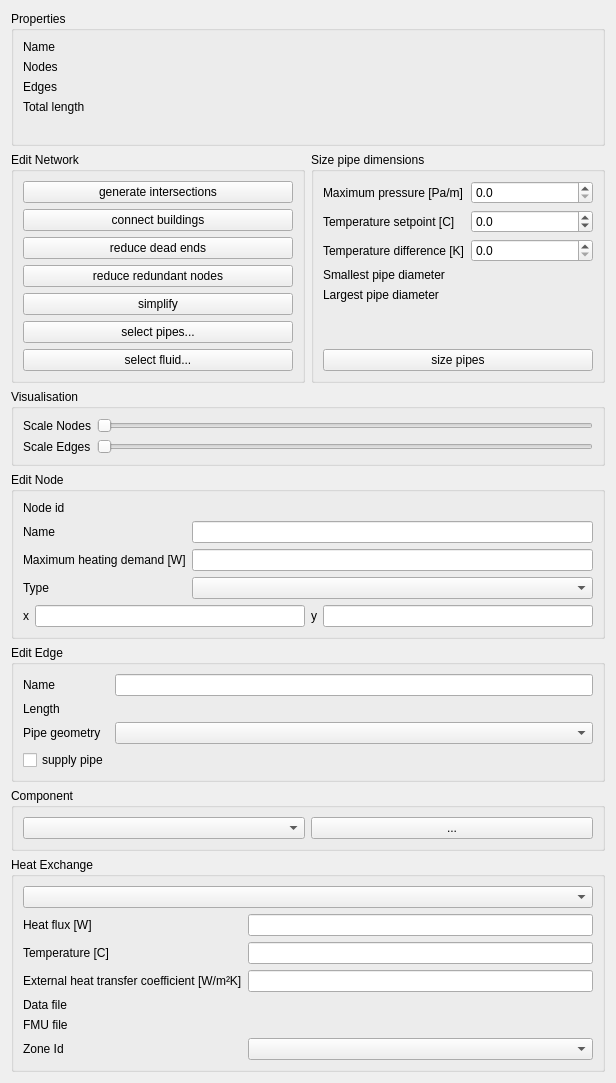
First picture: the form in SIM-VICUS/src/SVPropNetworkEditWidget.ui, repository ghorwin/SIM-VICUS, before the edit.
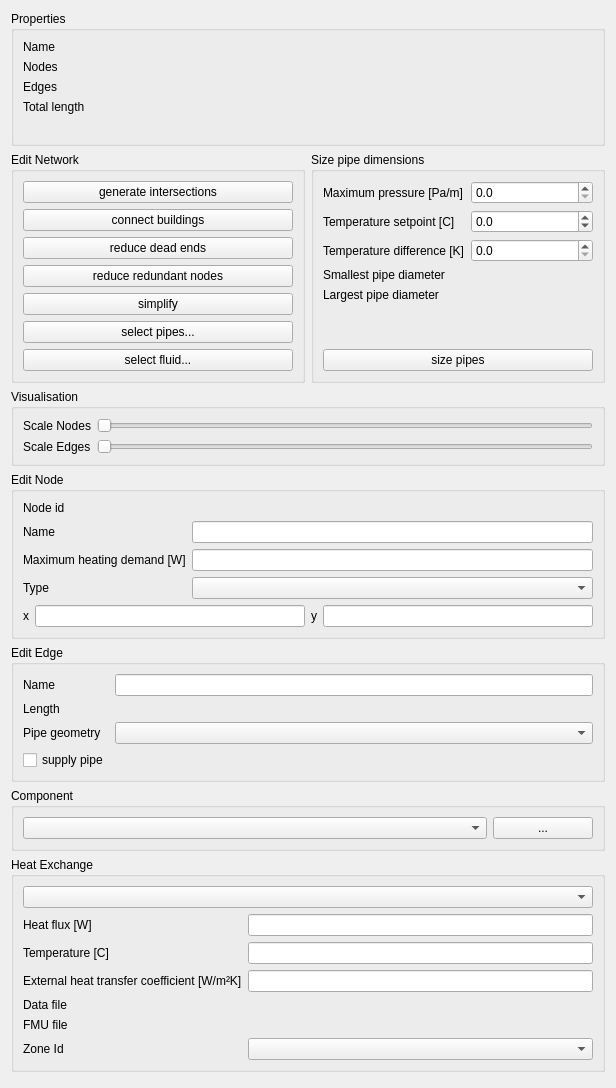
Second picture: the form after the edit. Custom widgets are drawn as their Qt base class.

Commit message: minor fix in network translation to nandrad

Patch:
```diff
--- a/SIM-VICUS/src/SVPropNetworkEditWidget.ui
+++ b/SIM-VICUS/src/SVPropNetworkEditWidget.ui
@@ -7,7 +7,7 @@
     <x>0</x>
     <y>0</y>
     <width>616</width>
-    <height>1060</height>
+    <height>1088</height>
    </rect>
   </property>
   <property name="windowTitle">
@@ -455,7 +455,7 @@
        <widget class="QPushButton" name="pushButtonEditComponents">
         <property name="maximumSize">
          <size>
-          <width>16777215</width>
+          <width>100</width>
           <height>16777215</height>
          </size>
         </property>
```
The commit also changes 2 other files.
